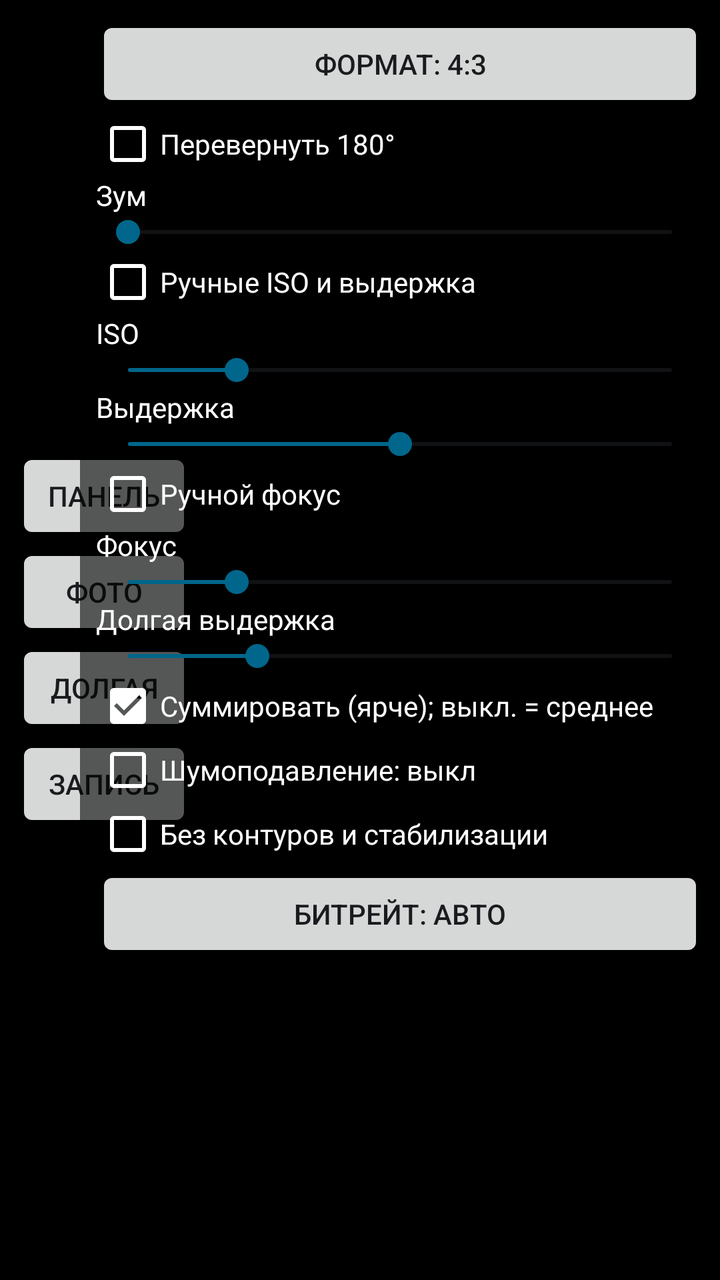
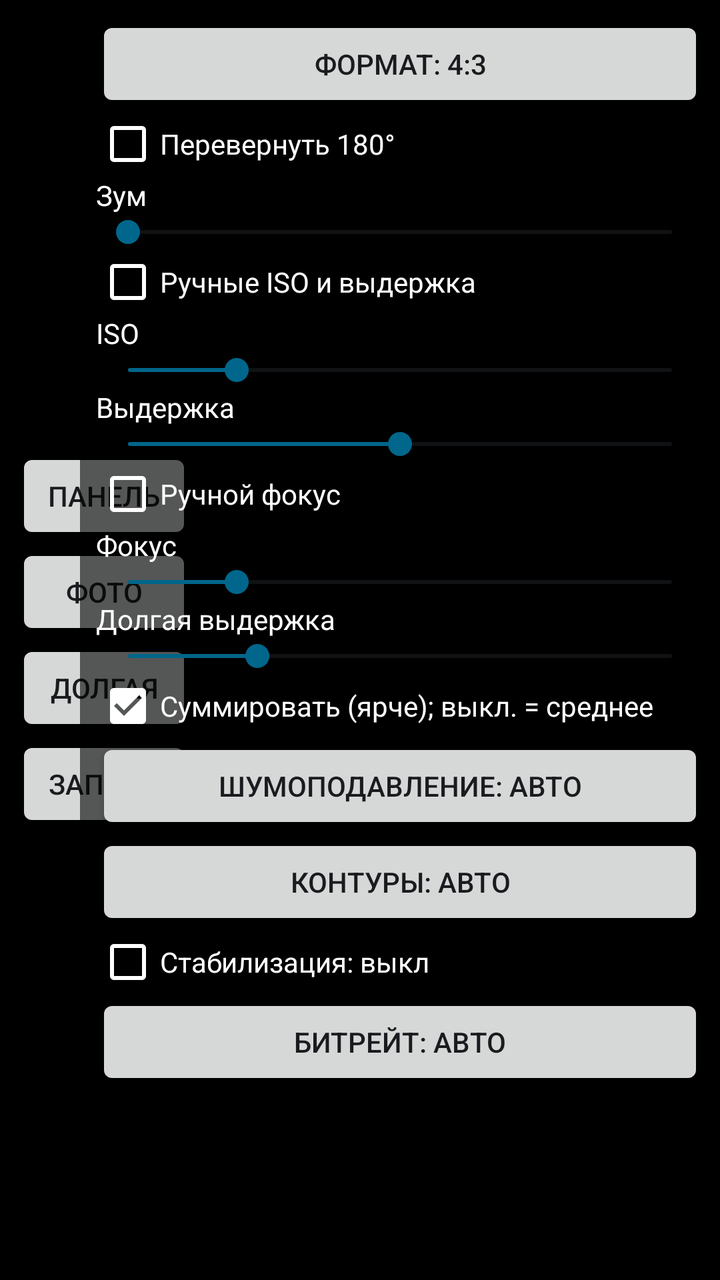

Two renders of the same Android screen: before a commit and after it. Below are the layout's source before the change and the commit's diff.
<!-- AndroidManifest.xml: application theme android:Theme.DeviceDefault.Light.NoActionBar -->
<!-- res/layout/activity_main.xml -->
<?xml version="1.0" encoding="utf-8"?>
<FrameLayout xmlns:android="http://schemas.android.com/apk/res/android"
    android:layout_width="match_parent"
    android:layout_height="match_parent"
    android:background="#000000">

    <TextureView
        android:id="@+id/texture"
        android:layout_width="match_parent"
        android:layout_height="match_parent" />

    
    <LinearLayout
        android:layout_width="wrap_content"
        android:layout_height="wrap_content"
        android:layout_gravity="start|center_vertical"
        android:layout_marginStart="8dp"
        android:orientation="vertical">

        <Button
            android:id="@+id/btnPanel"
            android:layout_width="wrap_content"
            android:layout_height="wrap_content"
            android:text="Панель" />

        <Button
            android:id="@+id/btnPhoto"
            android:layout_width="wrap_content"
            android:layout_height="wrap_content"
            android:text="Фото" />

        <Button
            android:id="@+id/btnStack"
            android:layout_width="wrap_content"
            android:layout_height="wrap_content"
            android:text="Долгая" />

        <Button
            android:id="@+id/btnRec"
            android:layout_width="wrap_content"
            android:layout_height="wrap_content"
            android:text="Запись" />
    </LinearLayout>

    
    <ScrollView
        android:id="@+id/panel"
        android:layout_width="320dp"
        android:layout_height="match_parent"
        android:layout_gravity="end"
        android:background="#99000000"
        android:padding="8dp">

        <LinearLayout
            android:layout_width="match_parent"
            android:layout_height="wrap_content"
            android:orientation="vertical">

            <Button
                android:id="@+id/btnAspect"
                android:layout_width="match_parent"
                android:layout_height="wrap_content"
                android:text="Формат: 4:3" />

            <CheckBox
                android:id="@+id/cbFlip"
                android:layout_width="wrap_content"
                android:layout_height="wrap_content"
                android:buttonTint="#FFFFFF"
                android:text="Перевернуть 180°"
                android:textColor="#FFFFFF" />

            <TextView
                android:id="@+id/tvZoom"
                android:layout_width="match_parent"
                android:layout_height="wrap_content"
                android:text="Зум"
                android:textColor="#FFFFFF" />

            <SeekBar
                android:id="@+id/sbZoom"
                android:layout_width="match_parent"
                android:layout_height="wrap_content"
                android:max="1000"
                android:progress="0" />

            <CheckBox
                android:id="@+id/cbExp"
                android:layout_width="wrap_content"
                android:layout_height="wrap_content"
                android:buttonTint="#FFFFFF"
                android:text="Ручные ISO и выдержка"
                android:textColor="#FFFFFF" />

            <TextView
                android:id="@+id/tvIso"
                android:layout_width="match_parent"
                android:layout_height="wrap_content"
                android:text="ISO"
                android:textColor="#FFFFFF" />

            <SeekBar
                android:id="@+id/sbIso"
                android:layout_width="match_parent"
                android:layout_height="wrap_content"
                android:max="1000"
                android:progress="200" />

            <TextView
                android:id="@+id/tvExp"
                android:layout_width="match_parent"
                android:layout_height="wrap_content"
                android:text="Выдержка"
                android:textColor="#FFFFFF" />

            <SeekBar
                android:id="@+id/sbExp"
                android:layout_width="match_parent"
                android:layout_height="wrap_content"
                android:max="1000"
                android:progress="500" />

            <CheckBox
                android:id="@+id/cbFocus"
                android:layout_width="wrap_content"
                android:layout_height="wrap_content"
                android:buttonTint="#FFFFFF"
                android:text="Ручной фокус"
                android:textColor="#FFFFFF" />

            <TextView
                android:id="@+id/tvFocus"
                android:layout_width="match_parent"
                android:layout_height="wrap_content"
                android:text="Фокус"
                android:textColor="#FFFFFF" />

            <SeekBar
                android:id="@+id/sbFocus"
                android:layout_width="match_parent"
                android:layout_height="wrap_content"
                android:max="1000"
                android:progress="200" />

            <TextView
                android:id="@+id/tvBoost"
                android:layout_width="match_parent"
                android:layout_height="wrap_content"
                android:text="Цифровое усиление"
                android:textColor="#FFFFFF"
                android:visibility="gone" />

            <SeekBar
                android:id="@+id/sbBoost"
                android:layout_width="match_parent"
                android:layout_height="wrap_content"
                android:max="1000"
                android:progress="0"
                android:visibility="gone" />

            <TextView
                android:id="@+id/tvStack"
                android:layout_width="match_parent"
                android:layout_height="wrap_content"
                android:text="Долгая выдержка"
                android:textColor="#FFFFFF" />

            <SeekBar
                android:id="@+id/sbStack"
                android:layout_width="match_parent"
                android:layout_height="wrap_content"
                android:max="118"
                android:progress="28" />

            <CheckBox
                android:id="@+id/cbStackSum"
                android:layout_width="wrap_content"
                android:layout_height="wrap_content"
                android:buttonTint="#FFFFFF"
                android:checked="true"
                android:text="Суммировать (ярче); выкл. = среднее"
                android:textColor="#FFFFFF" />

            <CheckBox
                android:id="@+id/cbNoNr"
                android:layout_width="wrap_content"
                android:layout_height="wrap_content"
                android:buttonTint="#FFFFFF"
                android:text="Шумоподавление: выкл"
                android:textColor="#FFFFFF" />

            <CheckBox
                android:id="@+id/cbNoProc"
                android:layout_width="wrap_content"
                android:layout_height="wrap_content"
                android:buttonTint="#FFFFFF"
                android:text="Без контуров и стабилизации"
                android:textColor="#FFFFFF" />

            <Button
                android:id="@+id/btnBitrate"
                android:layout_width="match_parent"
                android:layout_height="wrap_content"
                android:text="Битрейт: авто" />
        </LinearLayout>
    </ScrollView>

    
    <ScrollView
        android:id="@+id/logScroll"
        android:layout_width="380dp"
        android:layout_height="64dp"
        android:layout_gravity="bottom|start"
        android:layout_marginStart="96dp"
        android:background="#66000000">

        <TextView
            android:id="@+id/log"
            android:layout_width="match_parent"
            android:layout_height="wrap_content"
            android:textColor="#FFFFFF"
            android:textSize="11sp" />
    </ScrollView>
</FrameLayout>
<!-- resources referenced by this layout -->
<resources>

</resources>

<!-- the commit's change to res/layout/activity_main.xml (unified diff, before → after) -->
@@ -181,20 +181,24 @@
                 android:text="Суммировать (ярче); выкл. = среднее"
                 android:textColor="#FFFFFF" />
 
-            <CheckBox
-                android:id="@+id/cbNoNr"
-                android:layout_width="wrap_content"
-                android:layout_height="wrap_content"
-                android:buttonTint="#FFFFFF"
-                android:text="Шумоподавление: выкл"
-                android:textColor="#FFFFFF" />
+            <Button
+                android:id="@+id/btnNr"
+                android:layout_width="match_parent"
+                android:layout_height="wrap_content"
+                android:text="Шумоподавление: авто" />
+
+            <Button
+                android:id="@+id/btnEdge"
+                android:layout_width="match_parent"
+                android:layout_height="wrap_content"
+                android:text="Контуры: авто" />
 
             <CheckBox
                 android:id="@+id/cbNoProc"
                 android:layout_width="wrap_content"
                 android:layout_height="wrap_content"
                 android:buttonTint="#FFFFFF"
-                android:text="Без контуров и стабилизации"
+                android:text="Стабилизация: выкл"
                 android:textColor="#FFFFFF" />
 
             <Button
